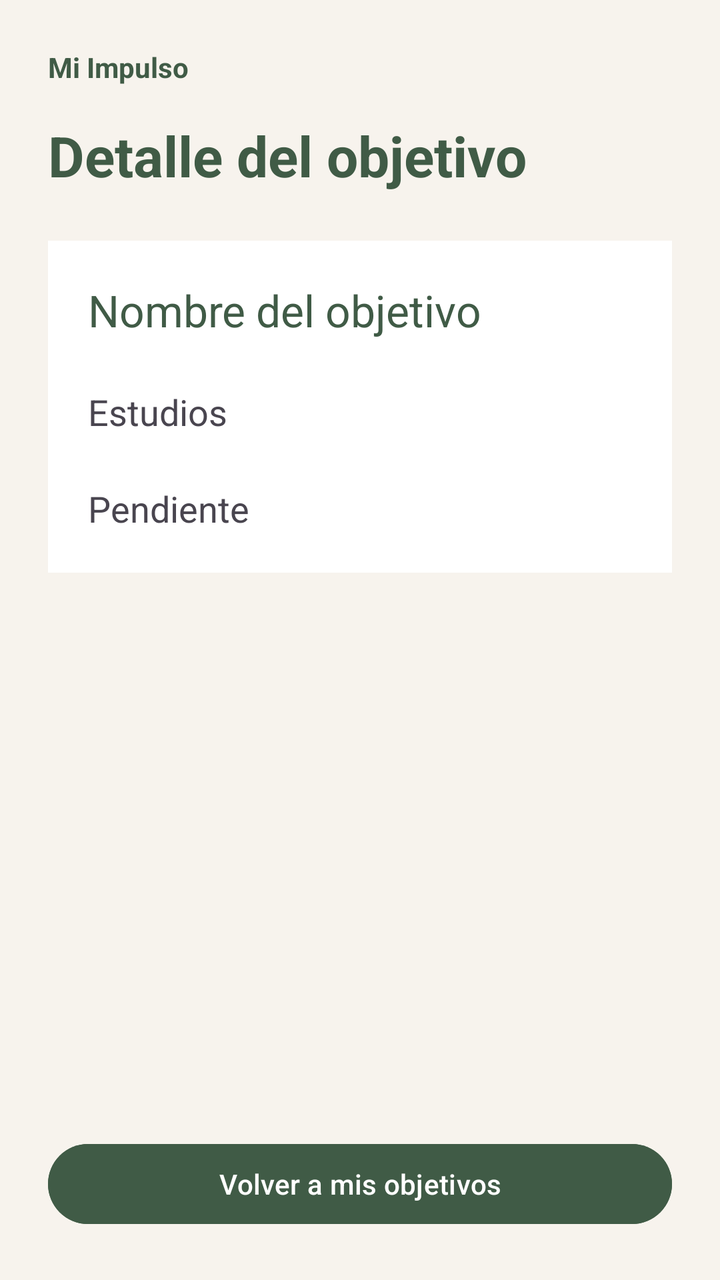
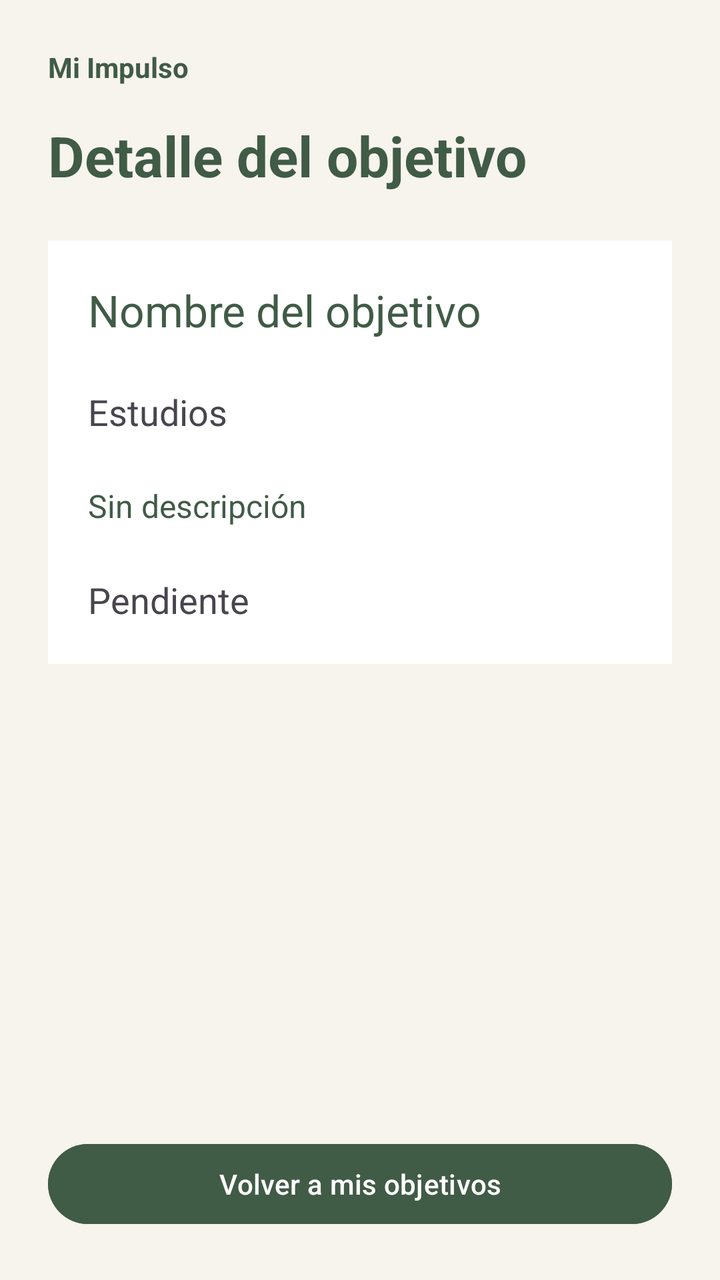

Before-and-after screenshots of an Android layout around one commit, followed by the original layout XML and the change that was made.
<!-- AndroidManifest.xml: application theme Theme.MiImpulso -->
<!-- res/layout/activity_detalle_objetivo.xml -->
<?xml version="1.0" encoding="utf-8"?>
<androidx.constraintlayout.widget.ConstraintLayout
    xmlns:android="http://schemas.android.com/apk/res/android"
    xmlns:app="http://schemas.android.com/apk/res-auto"
    android:id="@+id/main"
    android:layout_width="match_parent"
    android:layout_height="match_parent"
    android:padding="24dp"
    android:background="@color/impulso_fondo">

    <LinearLayout
        android:layout_width="0dp"
        android:layout_height="0dp"
        android:orientation="vertical"
        app:layout_constraintTop_toTopOf="parent"
        app:layout_constraintBottom_toBottomOf="parent"
        app:layout_constraintStart_toStartOf="parent"
        app:layout_constraintEnd_toEndOf="parent" >

        <TextView
        android:layout_width="match_parent"
        android:layout_height="wrap_content"
        android:text="Mi Impulso"
        android:textSize="14sp"
        android:textStyle="bold"
        android:textColor="@color/impulso_verde" />

        <TextView
            android:layout_width="match_parent"
            android:layout_height="wrap_content"
            android:text="Detalle del objetivo"
            android:textSize="28sp"
            android:textStyle="bold"
            android:textColor="@color/impulso_verde"
            android:layout_marginTop="16dp"
            android:layout_marginBottom="24dp"/>

        <LinearLayout
            android:layout_width="match_parent"
            android:layout_height="wrap_content"
            android:orientation="vertical"
            android:padding="20dp"
            android:background="@color/impulso_blanco">


            <TextView
                android:id="@+id/txtDetalleTitulo"
                android:layout_width="match_parent"
                android:layout_height="wrap_content"
                android:text="Nombre del objetivo"
                android:textSize="22sp"
                android:textColor="@color/impulso_verde" />


            <TextView
                android:id="@+id/txtDetalleCategoria"
                android:layout_width="match_parent"
                android:layout_height="wrap_content"
                android:text="Estudios"
                android:textSize="18sp"
                android:layout_marginTop="24dp"/>


            <TextView
                android:id="@+id/txtDetalleEstado"
                android:layout_width="match_parent"
                android:layout_height="wrap_content"
                android:text="Pendiente"
                android:textSize="18sp"
                android:layout_marginTop="24dp"/>

        </LinearLayout>

    <Space
        android:layout_width="match_parent"
        android:layout_height="0dp"
        android:layout_weight="1"/>

    <Button
        android:id="@+id/btnVolverObjetivos"
        android:layout_width="match_parent"
        android:layout_height="wrap_content"
        android:text="Volver a mis objetivos"
        android:backgroundTint="@color/impulso_verde"
        android:textColor="@color/impulso_blanco"/>

    </LinearLayout>

</androidx.constraintlayout.widget.ConstraintLayout>
<!-- resources referenced by this layout -->
<resources>
  <color name="impulso_blanco">#FFFFFFFF</color>
  <color name="impulso_fondo">#F7F3ED</color>
  <color name="impulso_verde">#405B46</color>
  <style name="Theme.MiImpulso" parent="Base.Theme.MiImpulso" />
  <style name="Base.Theme.MiImpulso" parent="Theme.Material3.DayNight.NoActionBar">
          
          
      </style>
</resources>

<!-- the commit's change to res/layout/activity_detalle_objetivo.xml (unified diff, before → after) -->
@@ -60,6 +60,15 @@
                 android:textSize="18sp"
                 android:layout_marginTop="24dp"/>
 
+            <TextView
+                android:id="@+id/txtDetalleDescripcion"
+                android:layout_width="match_parent"
+                android:layout_height="wrap_content"
+                android:text="Sin descripción"
+                android:textSize="16sp"
+                android:textColor="@color/impulso_verde"
+                android:layout_marginTop="24dp"/>
+
 
             <TextView
                 android:id="@+id/txtDetalleEstado"
